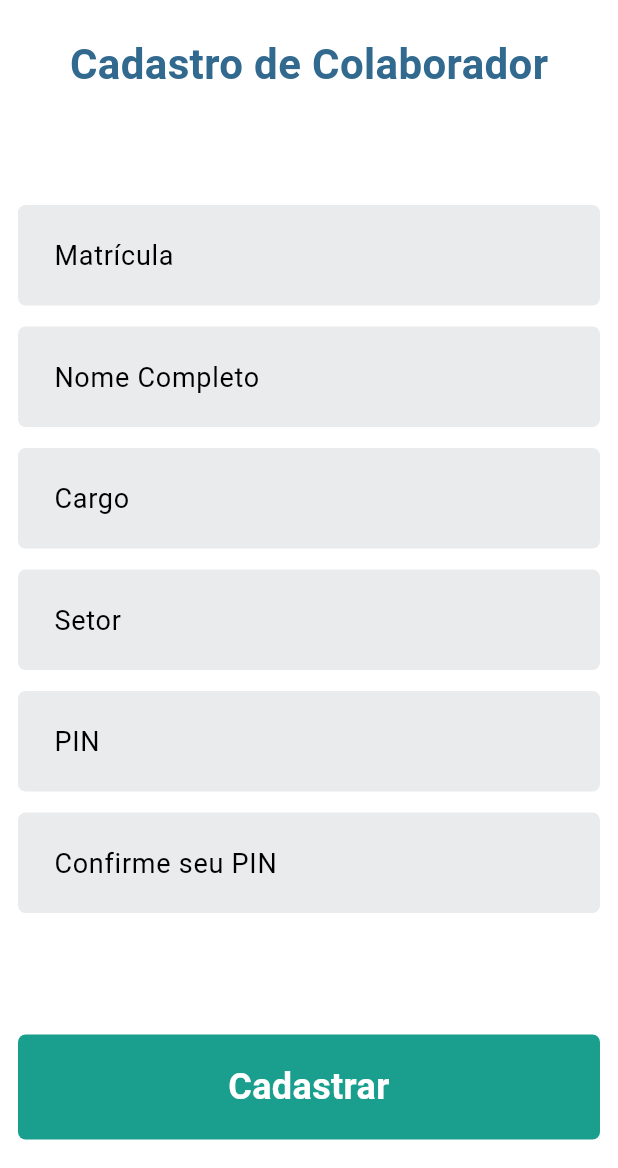
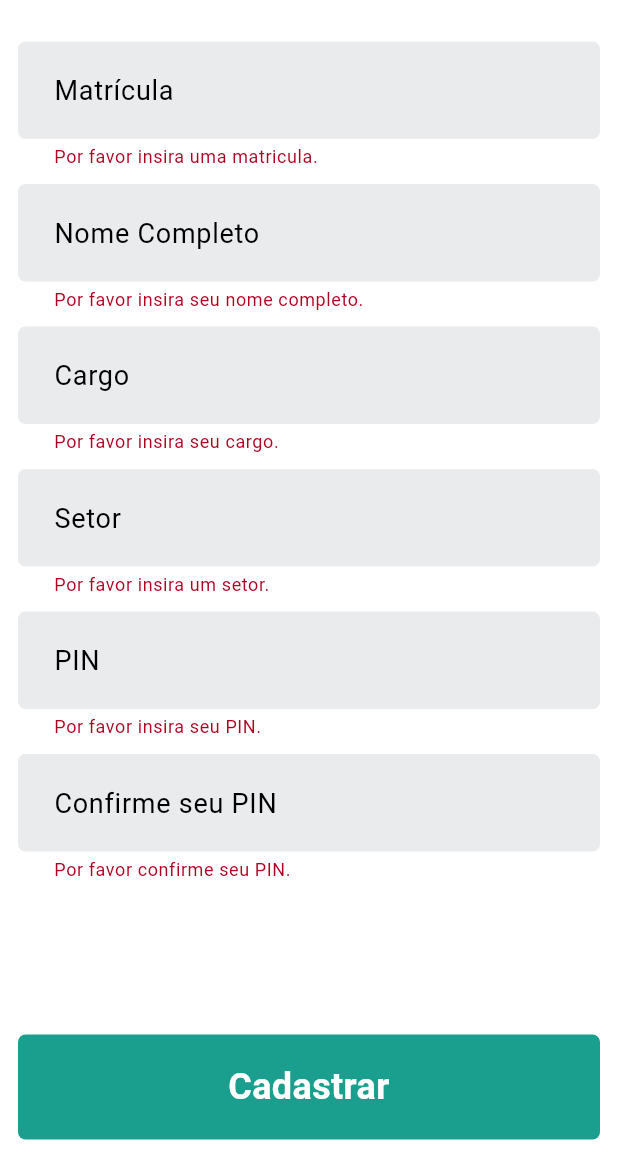
Before and after one commit to Bruno-Otavio/serv-facil, a Flutter app: the RegisterScreen screen opened by its route, after a tap on "Cadastrar", on a phone screen of 412 x 824 dp, the part 68-1236 px from its top. Run offline on Flutter 3.47's test engine with Material 3 defaults, Android fonts, the phone set to English and light mode, and no system bars; our stand-ins replace fluttertoast, google_maps_flutter; accounts and stored records are empty.

```diff
--- a/serv_facil/lib/screens/register.dart
+++ b/serv_facil/lib/screens/register.dart
@@ -1,4 +1,7 @@
 import 'package:flutter/material.dart';
+import 'package:provider/provider.dart';
+import 'package:serv_facil/provider/user_provider.dart';
+import 'package:serv_facil/services/user_service.dart';
 import 'package:serv_facil/widgets/UI/button.dart';
 import 'package:serv_facil/widgets/UI/text_input.dart';
 
@@ -20,6 +23,20 @@ class _RegisterScreenState extends State<RegisterScreen> {
   final TextEditingController _pinConfirmationController =
       TextEditingController();
 
+  void _addUser() async {
+    final String token = Provider.of<UserProvider>(context).user.token!;
+
+    final data = <String, dynamic>{
+      'matricula': _matriculaController.text,
+      'nome': _nomeController.text,
+      'cargo': _cargoController.text,
+      'setor': _setorController.text,
+      'pin': _pinController.text,
+    };
+
+    await UserService.addUser(data: data, token: token);
+  }
+
   @override
   void dispose() {
     super.dispose();
@@ -34,6 +51,7 @@ class _RegisterScreenState extends State<RegisterScreen> {
   @override
   Widget build(BuildContext context) {
     return Scaffold(
+      resizeToAvoidBottomInset: false,
       appBar: AppBar(
         title: Image.asset(
           'assets/logomarca.png',
@@ -47,52 +65,91 @@ class _RegisterScreenState extends State<RegisterScreen> {
           child: Column(
             mainAxisAlignment: MainAxisAlignment.spaceBetween,
             children: [
-              Text(
-                'Cadastro de Colaborador',
-                style: TextStyle(
-                  fontSize: 28,
-                  fontWeight: FontWeight.bold,
-                  color: Theme.of(context).colorScheme.secondary,
-                ),
-              ),
+              // Text(
+              //   'Cadastro de Colaborador',
+              //   style: TextStyle(
+              //     fontSize: 24,
+              //     fontWeight: FontWeight.bold,
+              //     color: Theme.of(context).colorScheme.secondary,
+              //   ),
+              // ),
               Form(
                 key: _formKey,
                 child: Column(
                   children: [
                     TextInput(
                       controller: _matriculaController,
-                      validator: (value) => null,
+                      keyboardType: TextInputType.number,
+                      validator: (value) {
+                        if (value == null || value.isEmpty) {
+                          return 'Por favor insira uma matricula.';
+                        }
+                        return null;
+                      },
                       hintText: 'Matrícula',
                     ),
                     TextInput(
                       controller: _nomeController,
-                      validator: (value) => null,
+                      validator: (value) {
+                        if (value == null || value.isEmpty) {
+                          return 'Por favor insira seu nome completo.';
+                        }
+                        return null;
+                      },
                       hintText: 'Nome Completo',
                     ),
                     TextInput(
                       controller: _cargoController,
-                      validator: (value) => null,
+                      validator: (value) {
+                        if (value == null || value.isEmpty) {
+                          return 'Por favor insira seu cargo.';
+                        }
+                        return null;
+                      },
                       hintText: 'Cargo',
                     ),
                     TextInput(
                       controller: _setorController,
-                      validator: (value) => null,
+                      validator: (value) {
+                        if (value == null || value.isEmpty) {
+                          return 'Por favor insira um setor.';
+                        }
+                        return null;
+                      },
                       hintText: 'Setor',
                     ),
                     TextInput(
                       controller: _pinController,
-                      validator: (value) => null,
+                      keyboardType: TextInputType.number,
+                      validator: (value) {
+                        if (value == null || value.isEmpty) {
+                          return 'Por favor insira seu PIN.';
+                        }
+                        return null;
+                      },
                       hintText: 'PIN',
                     ),
                     TextInput(
                       controller: _pinConfirmationController,
-                      validator: (value) => null,
+                      keyboardType: TextInputType.number,
+                      validator: (value) {
+                        if (value == null || value.isEmpty) {
+                          return 'Por favor confirme seu PIN.';
+                        } else if (value != _pinController.text) {
+                          return 'PINs não correspondentes.';
+                        }
+                        return null;
+                      },
                       hintText: 'Confirme seu PIN',
                     ),
                   ],
                 ),
               ),
-              Button(onTap: () {}, text: 'Cadastrar'),
+              Button(onTap: () {
+                if (_formKey.currentState!.validate()) {
+                  _addUser();
+                }
+              }, text: 'Cadastrar'),
             ],
           ),
         ),
--- a/serv_facil/lib/widgets/UI/text_input.dart
+++ b/serv_facil/lib/widgets/UI/text_input.dart
@@ -7,7 +7,7 @@ class TextInput extends StatelessWidget {
     required this.validator,
     required this.hintText,
     this.keyboardType = TextInputType.text,
-    this.margin = const EdgeInsets.symmetric(vertical: 7),
+    this.margin = const EdgeInsets.symmetric(vertical: 5),
   });
 
   final TextEditingController controller;
@@ -28,7 +28,7 @@ class TextInput extends StatelessWidget {
           hintText: hintText,
           hintStyle: const TextStyle(fontSize: 18),
           contentPadding:
-              const EdgeInsets.symmetric(horizontal: 20, vertical: 20),
+              const EdgeInsets.symmetric(horizontal: 20, vertical: 19),
           filled: true,
           fillColor: Theme.of(context).colorScheme.primary.withOpacity(0.1),
           border: OutlineInputBorder(
--- a/serv_facil/pubspec.yaml
+++ b/serv_facil/pubspec.yaml
@@ -11,6 +11,7 @@ dependencies:
     sdk: flutter
   flutter_launcher_icons: ^0.13.1
   flutter_native_splash: ^2.4.1
+  fluttertoast: ^8.2.8
   geolocator: ^13.0.1
   google_maps_flutter: ^2.9.0
   http: ^1.2.2
```
Also changed, not shown: serv_facil/lib/screens/home.dart (+17 -2 lines), serv_facil/lib/services/comment_service.dart (+23 -1 lines), serv_facil/lib/services/os_service.dart (+20 -1 lines), serv_facil/lib/services/user_service.dart (+23 -2 lines), serv_facil/lib/widgets/modal/modal_add_os.dart (+19 -11 lines), serv_facil/lib/widgets/modal/modal_details.dart (+61 -24 lines), serv_facil/pubspec.lock.
